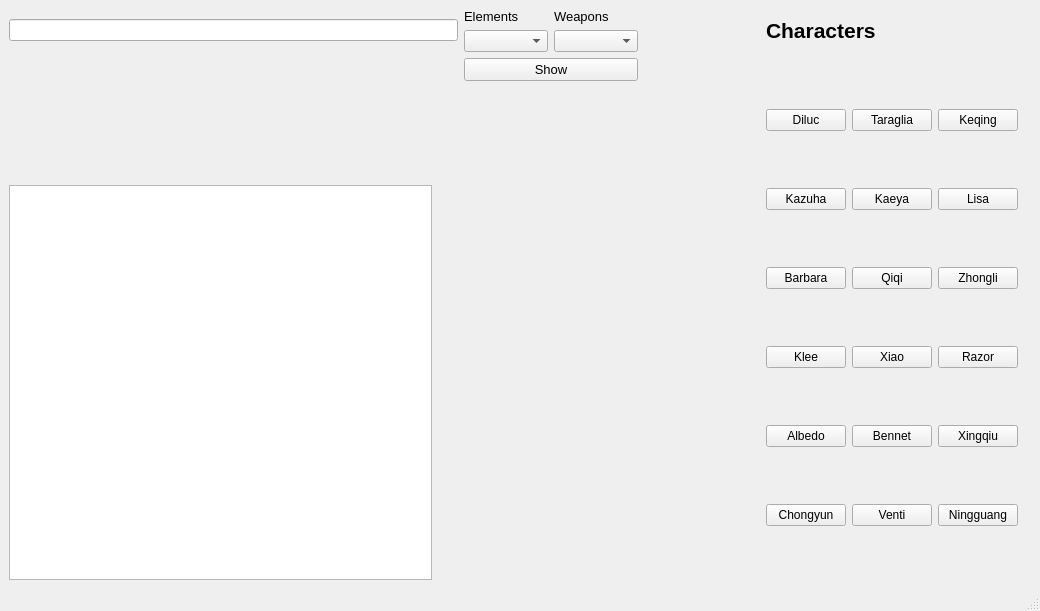
Old version of the form gensh0.ui in the repository mmorishh/pyqt_project.
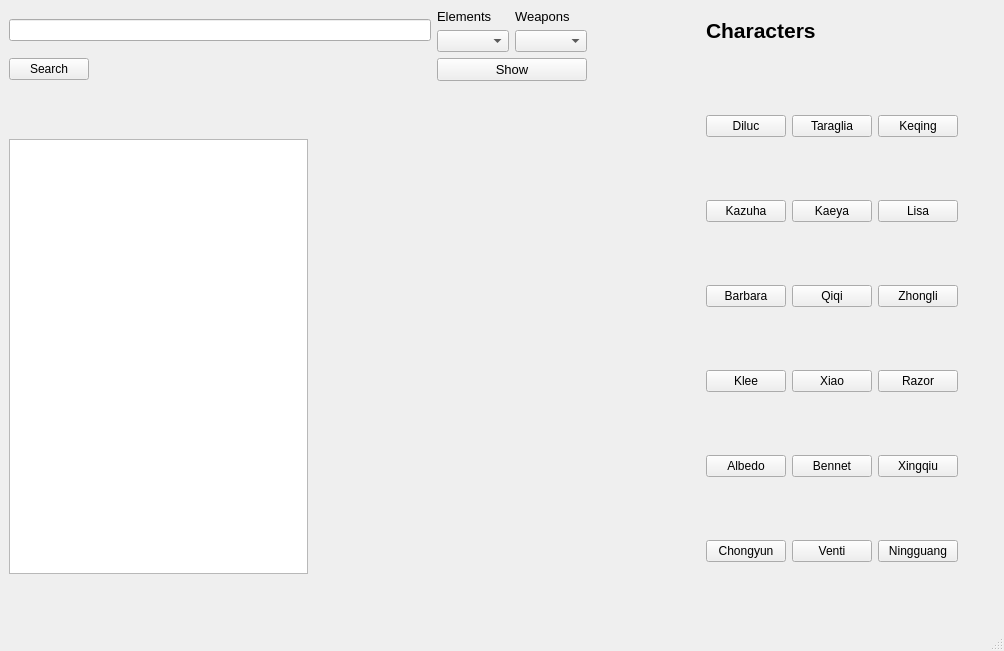
New version of the form.

```diff
--- a/gensh0.ui
+++ b/gensh0.ui
@@ -6,8 +6,8 @@
    <rect>
     <x>0</x>
     <y>0</y>
-    <width>1040</width>
-    <height>611</height>
+    <width>1004</width>
+    <height>651</height>
    </rect>
   </property>
   <property name="windowTitle">
@@ -15,136 +15,14 @@
   </property>
   <widget class="QWidget" name="centralwidget">
    <layout class="QGridLayout" name="gridLayout">
-    <item row="5" column="5">
-     <widget class="QLabel" name="label_7">
-      <property name="text">
-       <string/>
-      </property>
-     </widget>
-    </item>
-    <item row="9" column="8">
-     <widget class="QLabel" name="label">
-      <property name="enabled">
-       <bool>false</bool>
-      </property>
-      <property name="text">
-       <string/>
-      </property>
-     </widget>
-    </item>
-    <item row="5" column="0">
-     <widget class="QLabel" name="label_5">
-      <property name="text">
-       <string/>
-      </property>
-     </widget>
-    </item>
-    <item row="2" column="3">
-     <widget class="QLabel" name="label_4">
-      <property name="text">
-       <string>                                                    </string>
-      </property>
-     </widget>
-    </item>
-    <item row="8" column="8">
-     <widget class="QLabel" name="label_2">
-      <property name="enabled">
-       <bool>false</bool>
-      </property>
-      <property name="text">
-       <string/>
-      </property>
-     </widget>
-    </item>
-    <item row="1" column="5">
-     <widget class="QLabel" name="label_6">
-      <property name="text">
-       <string/>
-      </property>
-     </widget>
-    </item>
-    <item row="2" column="6">
-     <widget class="QLabel" name="label_9">
-      <property name="text">
-       <string/>
-      </property>
-     </widget>
-    </item>
-    <item row="1" column="3">
-     <widget class="QPushButton" name="btn_show">
-      <property name="font">
-       <font>
-        <pointsize>10</pointsize>
-       </font>
-      </property>
-      <property name="text">
-       <string>Show</string>
-      </property>
-     </widget>
-    </item>
-    <item row="1" column="8">
-     <widget class="QLabel" name="label_11">
-      <property name="text">
-       <string/>
-      </property>
-     </widget>
-    </item>
-    <item row="0" column="3">
-     <layout class="QGridLayout" name="gridLayout_3">
-      <item row="2" column="0">
-       <widget class="QComboBox" name="cb_elements"/>
-      </item>
-      <item row="2" column="1">
-       <widget class="QComboBox" name="cb_weapons"/>
-      </item>
-      <item row="1" column="0">
-       <widget class="QLabel" name="label_elements">
-        <property name="font">
-         <font>
-          <pointsize>10</pointsize>
-         </font>
-        </property>
-        <property name="text">
-         <string>Elements</string>
-        </property>
-       </widget>
-      </item>
-      <item row="1" column="1">
-       <widget class="QLabel" name="label_weapons">
-        <property name="font">
-         <font>
-          <pointsize>10</pointsize>
-         </font>
-        </property>
-        <property name="text">
-         <string>Weapons</string>
-        </property>
-       </widget>
-      </item>
-     </layout>
-    </item>
-    <item row="5" column="3" rowspan="5" colspan="3">
-     <widget class="QLabel" name="label_8">
-      <property name="text">
-       <string/>
-      </property>
-     </widget>
-    </item>
-    <item row="6" column="1">
-     <widget class="QLabel" name="label_10">
-      <property name="text">
-       <string>    </string>
-      </property>
-     </widget>
-    </item>
-    <item row="0" column="4">
+    <item row="0" column="5">
      <widget class="QLabel" name="label_3">
       <property name="text">
-       <string>                           </string>
+       <string/>
       </property>
      </widget>
     </item>
-    <item row="0" column="7">
+    <item row="0" column="8">
      <widget class="QLabel" name="label_characters">
       <property name="font">
        <font>
@@ -158,7 +36,50 @@
       </property>
      </widget>
     </item>
-    <item row="1" column="7" rowspan="9">
+    <item row="8" column="9">
+     <widget class="QLabel" name="label_2">
+      <property name="enabled">
+       <bool>false</bool>
+      </property>
+      <property name="text">
+       <string/>
+      </property>
+     </widget>
+    </item>
+    <item row="1" column="6">
+     <widget class="QLabel" name="label_6">
+      <property name="text">
+       <string/>
+      </property>
+     </widget>
+    </item>
+    <item row="1" column="4">
+     <widget class="QPushButton" name="btn_show">
+      <property name="font">
+       <font>
+        <pointsize>10</pointsize>
+       </font>
+      </property>
+      <property name="text">
+       <string>Show</string>
+      </property>
+     </widget>
+    </item>
+    <item row="2" column="7">
+     <widget class="QLabel" name="label_9">
+      <property name="text">
+       <string/>
+      </property>
+     </widget>
+    </item>
+    <item row="5" column="6">
+     <widget class="QLabel" name="label_7">
+      <property name="text">
+       <string/>
+      </property>
+     </widget>
+    </item>
+    <item row="1" column="8" rowspan="9">
      <layout class="QGridLayout" name="gridLayout_2">
       <item row="2" column="2">
        <widget class="QPushButton" name="btn6">
@@ -288,23 +209,169 @@
       </item>
      </layout>
     </item>
-    <item row="0" column="0" colspan="3">
+    <item row="0" column="0" colspan="4">
      <widget class="QLineEdit" name="le_search">
       <property name="text">
        <string/>
       </property>
      </widget>
     </item>
-    <item row="9" column="0">
-     <widget class="QListWidget" name="listWidget"/>
-    </item>
-    <item row="9" column="1">
+    <item row="9" column="2">
      <widget class="QLabel" name="label_12">
       <property name="text">
-       <string>    </string>
+       <string/>
       </property>
      </widget>
     </item>
+    <item row="1" column="9">
+     <widget class="QLabel" name="label_11">
+      <property name="text">
+       <string/>
+      </property>
+     </widget>
+    </item>
+    <item row="0" column="4">
+     <layout class="QGridLayout" name="gridLayout_3">
+      <item row="2" column="0">
+       <widget class="QComboBox" name="cb_elements"/>
+      </item>
+      <item row="2" column="1">
+       <widget class="QComboBox" name="cb_weapons"/>
+      </item>
+      <item row="1" column="0">
+       <widget class="QLabel" name="label_elements">
+        <property name="font">
+         <font>
+          <pointsize>10</pointsize>
+         </font>
+        </property>
+        <property name="text">
+         <string>Elements</string>
+        </property>
+       </widget>
+      </item>
+      <item row="1" column="1">
+       <widget class="QLabel" name="label_weapons">
+        <property name="font">
+         <font>
+          <pointsize>10</pointsize>
+         </font>
+        </property>
+        <property name="text">
+         <string>Weapons</string>
+        </property>
+       </widget>
+      </item>
+     </layout>
+    </item>
+    <item row="5" column="4" rowspan="5" colspan="3">
+     <widget class="QLabel" name="label_8">
+      <property name="text">
+       <string/>
+      </property>
+     </widget>
+    </item>
+    <item row="6" column="2">
+     <widget class="QLabel" name="label_10">
+      <property name="text">
+       <string/>
+      </property>
+     </widget>
+    </item>
+    <item row="1" column="2">
+     <widget class="QLabel" name="label_13">
+      <property name="text">
+       <string>                        </string>
+      </property>
+     </widget>
+    </item>
+    <item row="5" column="0">
+     <widget class="QLabel" name="label_5">
+      <property name="text">
+       <string/>
+      </property>
+     </widget>
+    </item>
+    <item row="2" column="4">
+     <widget class="QLabel" name="label_4">
+      <property name="text">
+       <string/>
+      </property>
+     </widget>
+    </item>
+    <item row="9" column="9">
+     <widget class="QLabel" name="label">
+      <property name="enabled">
+       <bool>false</bool>
+      </property>
+      <property name="text">
+       <string/>
+      </property>
+     </widget>
+    </item>
+    <item row="1" column="0">
+     <widget class="QPushButton" name="btn_search">
+      <property name="text">
+       <string>Search</string>
+      </property>
+     </widget>
+    </item>
+    <item row="1" column="1">
+     <widget class="QLabel" name="label_14">
+      <property name="text">
+       <string>                                                                </string>
+      </property>
+     </widget>
+    </item>
+    <item row="6" column="0" colspan="2">
+     <widget class="QListWidget" name="listWidget">
+      <item>
+       <property name="text">
+        <string/>
+       </property>
+      </item>
+      <item>
+       <property name="text">
+        <string/>
+       </property>
+      </item>
+      <item>
+       <property name="text">
+        <string/>
+       </property>
+      </item>
+      <item>
+       <property name="text">
+        <string/>
+       </property>
+      </item>
+      <item>
+       <property name="text">
+        <string/>
+       </property>
+      </item>
+      <item>
+       <property name="text">
+        <string/>
+       </property>
+      </item>
+      <item>
+       <property name="text">
+        <string/>
+       </property>
+      </item>
+      <item>
+       <property name="text">
+        <string/>
+       </property>
+      </item>
+      <item>
+       <property name="text">
+        <string/>
+       </property>
+      </item>
+     </widget>
+    </item>
    </layout>
   </widget>
   <widget class="QStatusBar" name="statusbar"/>
```
